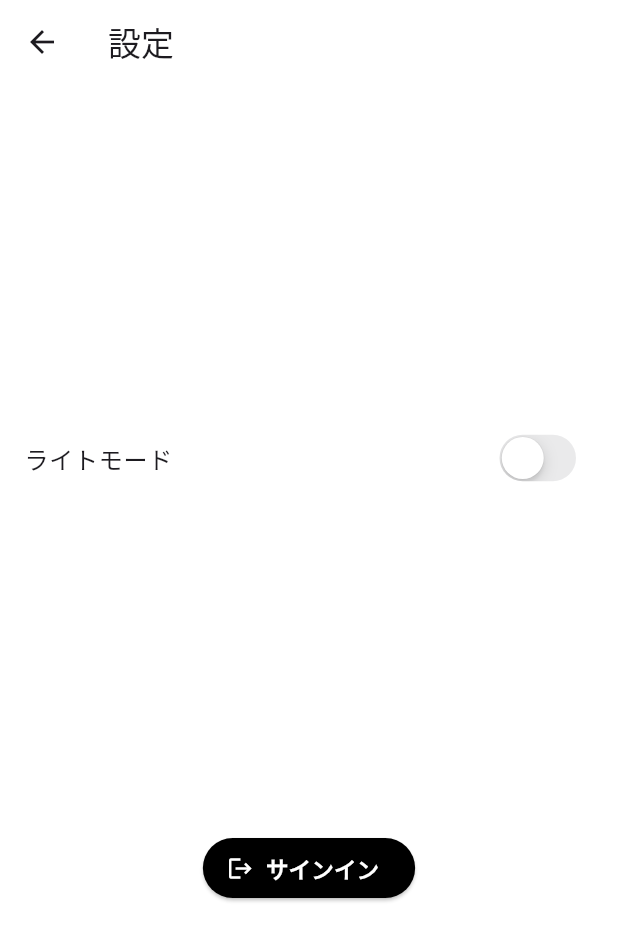
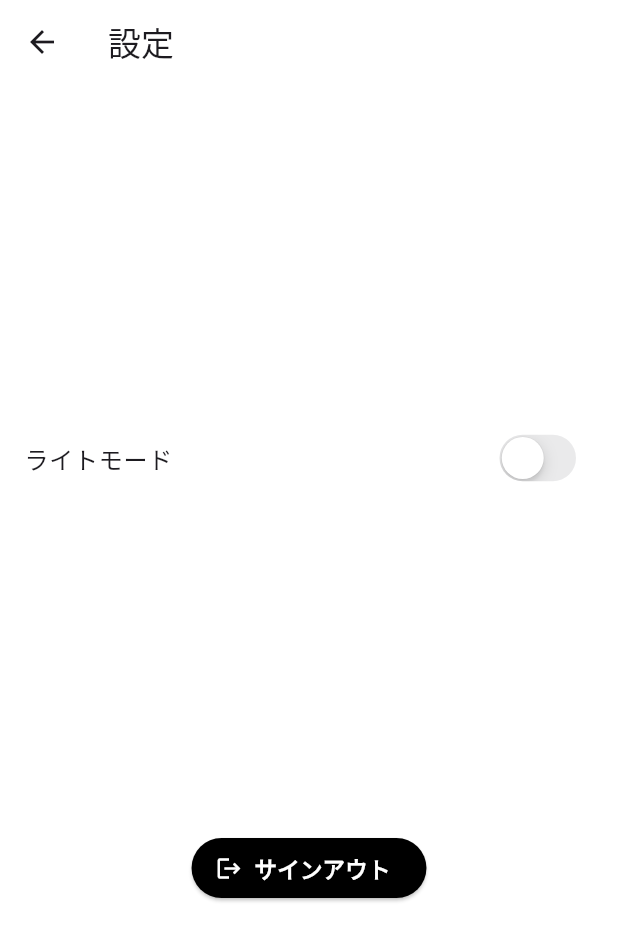
Before and after one commit to Haruki1090/Books-Rater, a Flutter app: the SettingPage screen opened directly, on a phone screen of 412 x 824 dp. Shown: the top 941 px of the screen. Run offline on Flutter 3.47's test engine with Material 3 defaults, Android fonts, the phone set to English and light mode, and no system bars; our stand-ins replace cloud_firestore, cloud_functions, firebase_auth, firebase_core, firebase_storage, flutter_riverpod and 3 more; accounts and stored records are empty; generated files the repository leaves out were written again.

Commit message:
×サインアウト　◎サインアウト

```diff
--- a/lib/setting_page.dart
+++ b/lib/setting_page.dart
@@ -58,7 +58,7 @@ class SettingPage extends ConsumerWidget {
                       : Colors.white // ライトモードの時のアイコンカラー
               ),
               label: Text(
-                'サインイン',
+                'サインアウト',
                 style: TextStyle(
                   fontSize: 15,
                   fontWeight: FontWeight.bold,
```
